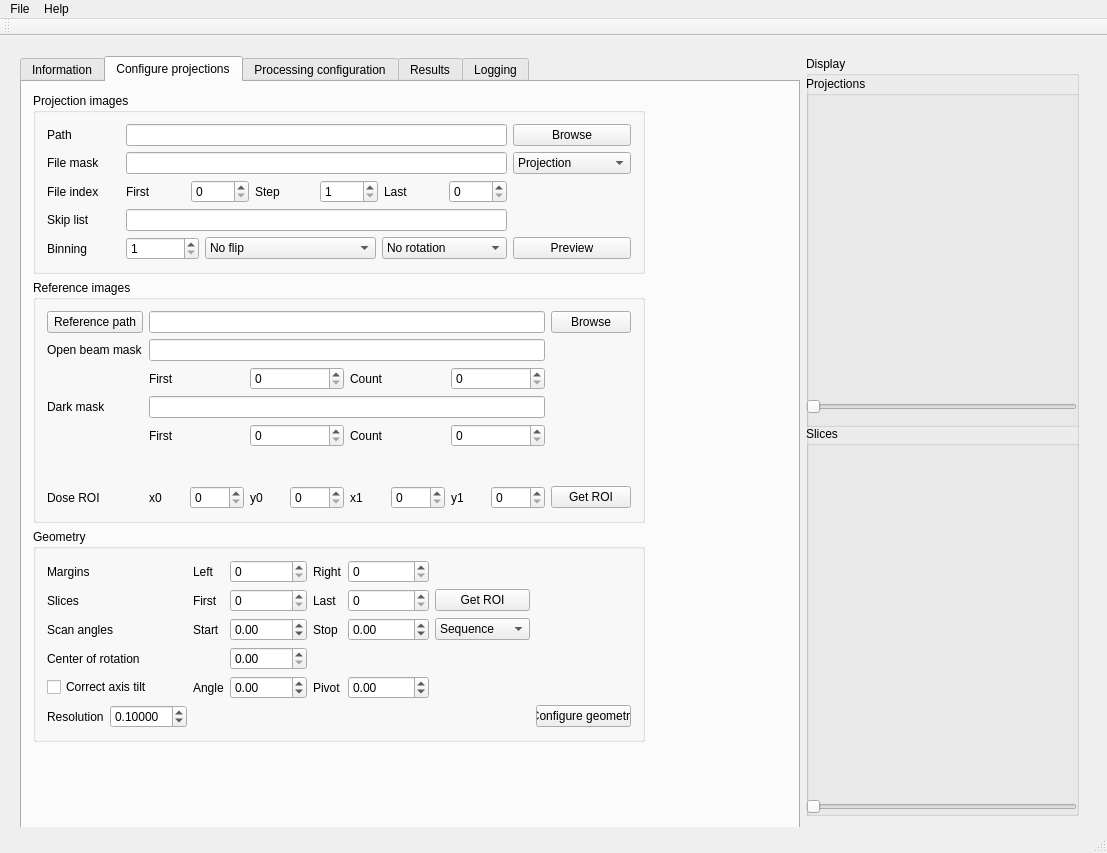
The window that src/muhrec3/muhrecmainwindow.ui (neutronimaging/imagingsuite) describes before a commit, drawn with Qt 5.
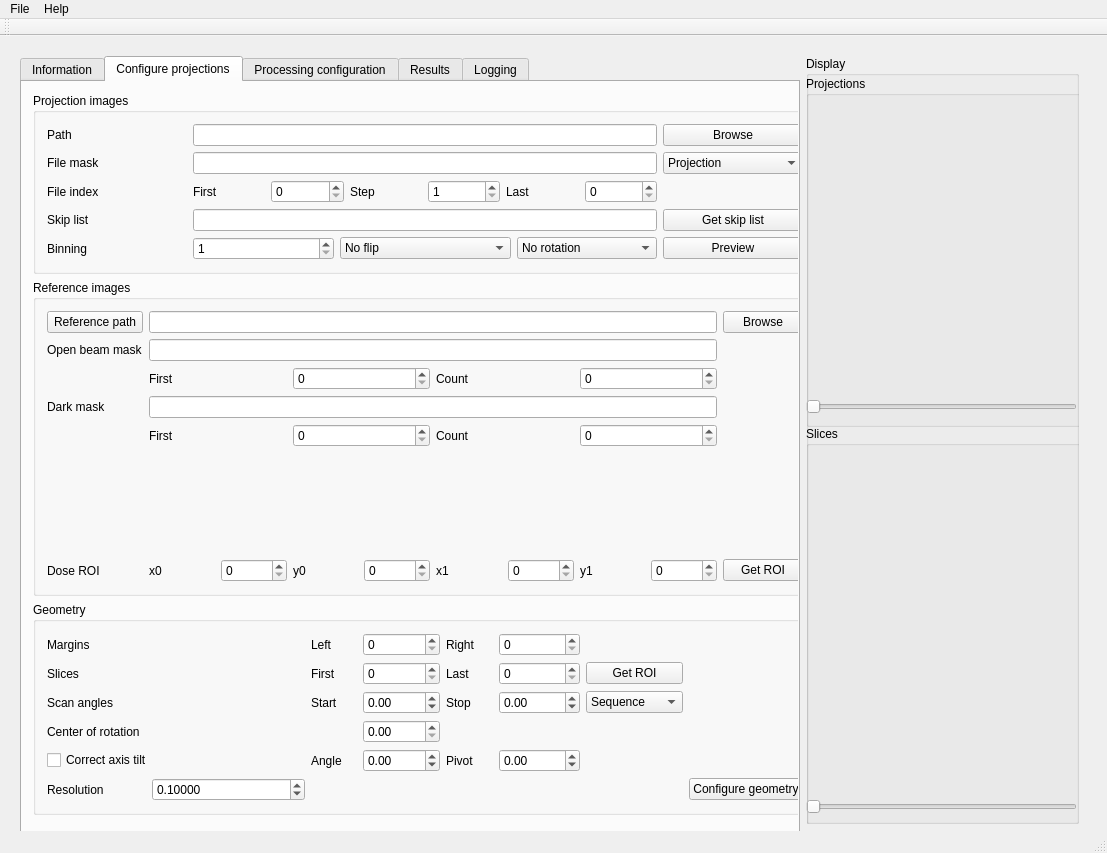
The same window after the commit. The open tabs and pages were chosen to show the change. Custom widgets are drawn as their Qt base class.

Commit message: Implemented find skip list dialog. Added filemeny callbacks

Patch:
```diff
--- a/src/muhrec3/muhrecmainwindow.ui
+++ b/src/muhrec3/muhrecmainwindow.ui
@@ -14,13 +14,13 @@
    <string>MuhRecMainWindow</string>
   </property>
   <widget class="QWidget" name="centralWidget">
-   <widget class="QWidget" name="">
+   <widget class="QWidget" name="layoutWidget">
     <property name="geometry">
      <rect>
       <x>9</x>
       <y>9</y>
       <width>1081</width>
-      <height>782</height>
+      <height>790</height>
      </rect>
     </property>
     <layout class="QHBoxLayout" name="horizontalLayout">
@@ -138,8 +138,8 @@
           <rect>
            <x>0</x>
            <y>0</y>
-           <width>634</width>
-           <height>671</height>
+           <width>806</width>
+           <height>744</height>
           </rect>
          </property>
          <layout class="QVBoxLayout" name="layoutProjectionInformation">
@@ -359,6 +359,13 @@
                </property>
               </widget>
              </item>
+             <item row="4" column="4">
+              <widget class="QPushButton" name="buttonGetSkipList">
+               <property name="text">
+                <string>Get skip list</string>
+               </property>
+              </widget>
+             </item>
             </layout>
            </widget>
           </item>
```
Left out of the diff: 4 changed lines with no effect on the pictures. The commit also changes 7 other files.
